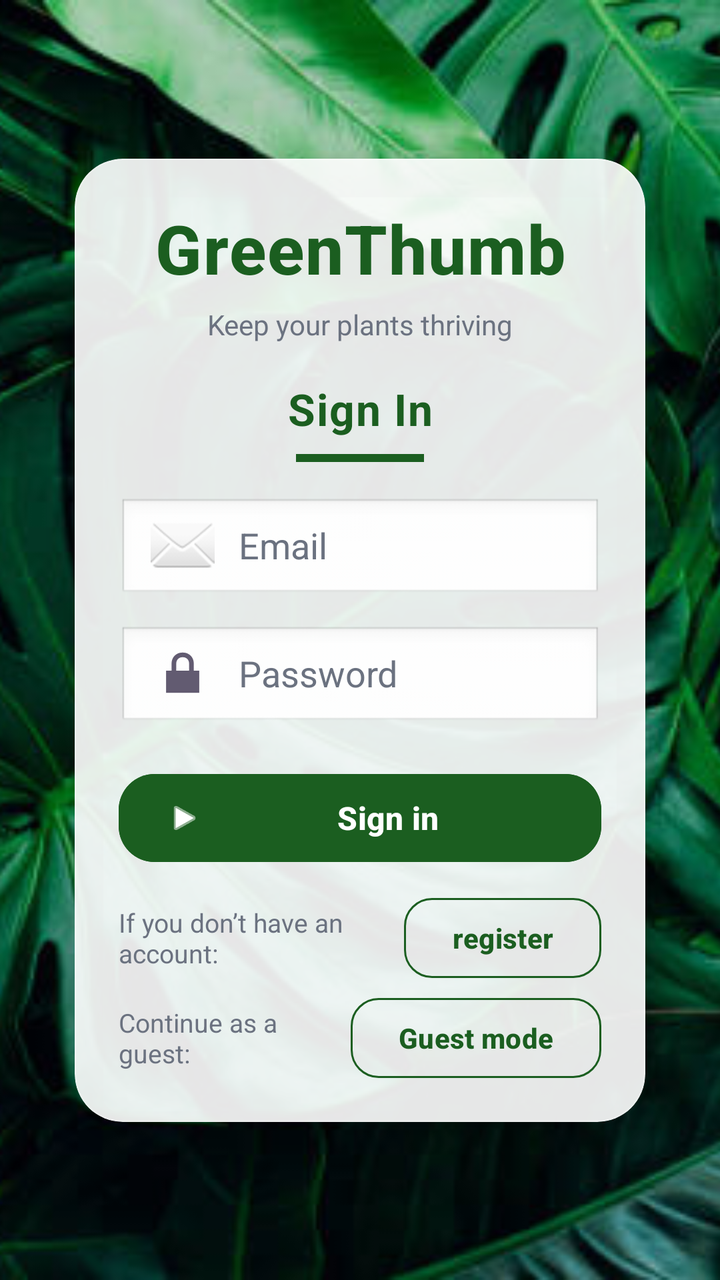
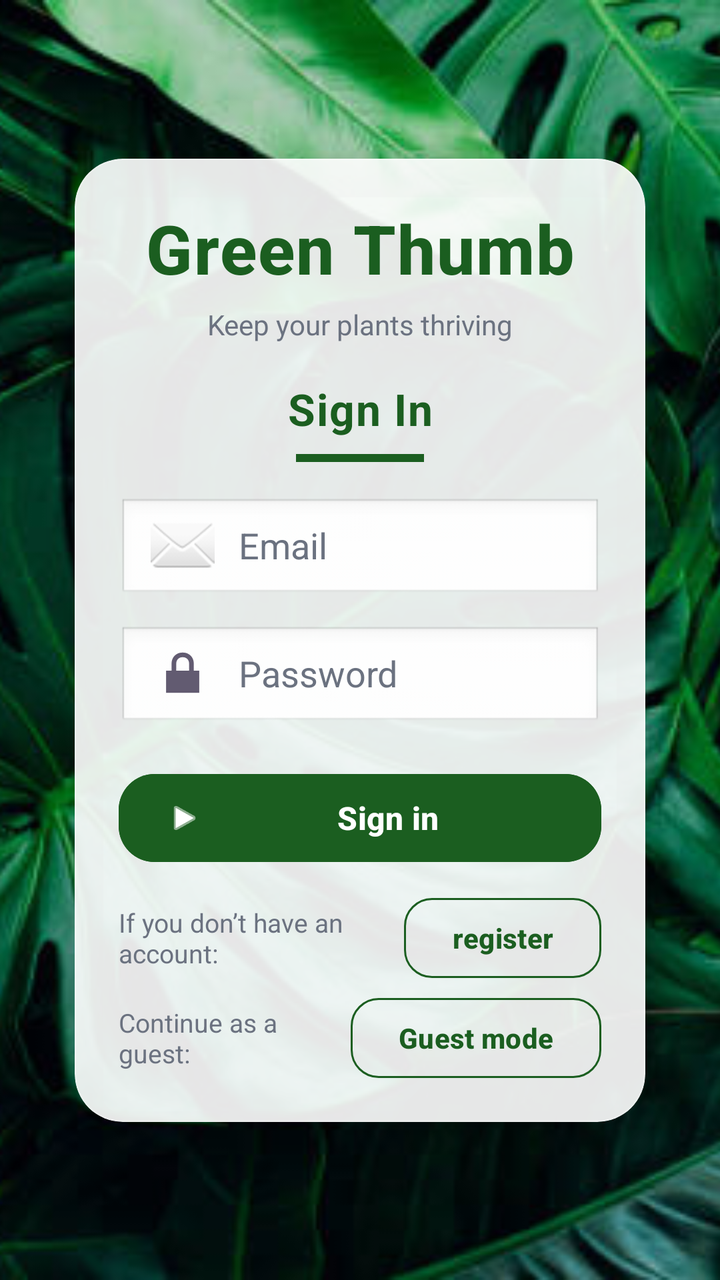

An Android layout rendered at two revisions. The XML below is the earlier revision; the diff shows what the commit changed to produce the second picture.
<!-- AndroidManifest.xml: application theme Theme.TASHTIT -->
<!-- res/layout/activity_sign_in.xml -->
<?xml version="1.0" encoding="utf-8"?>
<FrameLayout xmlns:android="http://schemas.android.com/apk/res/android"
    xmlns:app="http://schemas.android.com/apk/res-auto"
    xmlns:tools="http://schemas.android.com/tools"
    tools:context=".ACTIVITIES.SignInActivity"
    android:id="@+id/main"
    android:layout_width="match_parent"
    android:layout_height="match_parent"
    android:layoutDirection="ltr">

    
    <ImageView
        android:id="@+id/ivBackground"
        android:layout_width="match_parent"
        android:layout_height="match_parent"
        android:contentDescription="@null"
        android:scaleType="centerCrop"
        android:src="@drawable/leaves_bg" />

    
    
    <View
        android:id="@+id/bgScrim"
        android:layout_width="match_parent"
        android:layout_height="match_parent"
        android:background="#1A000000" />

    <androidx.core.widget.NestedScrollView
        android:id="@+id/scrollRoot"
        android:layout_width="match_parent"
        android:layout_height="match_parent"
        android:fillViewport="true"
        android:overScrollMode="never">

        <androidx.constraintlayout.widget.ConstraintLayout
            android:id="@+id/root"
            android:layout_width="match_parent"
            android:layout_height="wrap_content"
            android:paddingStart="20dp"
            android:paddingEnd="20dp"
            android:paddingTop="24dp"
            android:paddingBottom="24dp">

            <com.google.android.material.card.MaterialCardView
                android:id="@+id/cardSignIn"
                android:layout_width="0dp"
                android:layout_height="wrap_content"
                app:layout_constraintTop_toTopOf="parent"
                app:layout_constraintBottom_toBottomOf="parent"
                app:layout_constraintStart_toStartOf="parent"
                app:layout_constraintEnd_toEndOf="parent"
                app:cardCornerRadius="24dp"
                app:cardElevation="10dp"
                app:cardUseCompatPadding="true"
                app:cardBackgroundColor="#E6FFFFFF"
                app:strokeColor="#33FFFFFF"
                app:strokeWidth="1dp">

                <LinearLayout
                    android:layout_width="match_parent"
                    android:layout_height="wrap_content"
                    android:orientation="vertical"
                    android:padding="22dp">

                    <TextView
                        android:id="@+id/tvAppName"
                        android:layout_width="match_parent"
                        android:layout_height="wrap_content"
                        android:text="GreenThumb"
                        android:textAlignment="center"
                        android:textStyle="bold"
                        android:textSize="34sp"
                        android:letterSpacing="0.02"
                        android:fontFamily="sans-serif-medium"
                        android:textColor="#1B5E20" />

                    <TextView
                        android:id="@+id/tvTagline"
                        android:layout_width="match_parent"
                        android:layout_height="wrap_content"
                        android:layout_marginTop="6dp"
                        android:text="Keep your plants thriving"
                        android:textAlignment="center"
                        android:textSize="14sp"
                        android:textColor="#6B7280" />

                    <View
                        android:layout_width="match_parent"
                        android:layout_height="18dp" />

                    <TextView
                        android:id="@+id/tvTitle"
                        android:layout_width="match_parent"
                        android:layout_height="wrap_content"
                        android:text="Sign In"
                        android:textAlignment="center"
                        android:textStyle="bold"
                        android:textSize="22sp"
                        android:letterSpacing="0.03"
                        android:textColor="#1B5E20" />

                    <View
                        android:layout_width="64dp"
                        android:layout_height="4dp"
                        android:layout_gravity="center_horizontal"
                        android:layout_marginTop="8dp"
                        android:background="#1B5E20" />

                    <View
                        android:layout_width="match_parent"
                        android:layout_height="18dp" />

                    <EditText
                        android:id="@+id/etEmail"
                        android:layout_width="match_parent"
                        android:layout_height="52dp"
                        android:hint="Email"
                        android:inputType="textEmailAddress"
                        android:importantForAutofill="yes"
                        android:autofillHints="emailAddress"
                        android:maxLines="1"
                        android:textColor="#1F2937"
                        android:textColorHint="#6B7280"
                        android:paddingStart="16dp"
                        android:paddingEnd="16dp"
                        android:background="@android:drawable/edit_text"
                        android:drawableStart="@android:drawable/ic_dialog_email"
                        android:drawablePadding="12dp"/>

                    <View
                        android:layout_width="match_parent"
                        android:layout_height="12dp" />

                    <EditText
                        android:id="@+id/etPassword"
                        android:layout_width="match_parent"
                        android:layout_height="52dp"
                        android:hint="Password"
                        android:inputType="textPassword"
                        android:importantForAutofill="yes"
                        android:autofillHints="password"
                        android:maxLines="1"
                        android:textColor="#1F2937"
                        android:textColorHint="#6B7280"
                        android:paddingStart="16dp"
                        android:paddingEnd="16dp"
                        android:background="@android:drawable/edit_text"
                        android:drawableStart="@android:drawable/ic_lock_lock"
                        android:drawablePadding="12dp"/>



                    <View
                        android:layout_width="match_parent"
                        android:layout_height="18dp" />

                    <com.google.android.material.button.MaterialButton
                        android:id="@+id/btnSignIn"
                        android:layout_width="match_parent"
                        android:layout_height="52dp"
                        android:text="Sign in"
                        android:textStyle="bold"
                        android:textAllCaps="false"
                        android:textSize="16sp"
                        app:cornerRadius="18dp"
                        app:icon="@android:drawable/ic_media_play"
                        app:iconPadding="10dp"
                        app:iconTint="#FFFFFF"
                        android:backgroundTint="#1B5E20"
                        android:textColor="#FFFFFF"
                        android:elevation="2dp" />

                    <View
                        android:layout_width="match_parent"
                        android:layout_height="14dp" />

                    <LinearLayout
                        android:id="@+id/rowRegister"
                        android:layout_width="match_parent"
                        android:layout_height="wrap_content"
                        android:orientation="horizontal"
                        android:gravity="center_vertical">

                        <TextView
                            android:id="@+id/tvNoAccount"
                            android:layout_width="0dp"
                            android:layout_height="wrap_content"
                            android:layout_weight="1"
                            android:text="If you don’t have an account:"
                            android:textSize="13sp"
                            android:textColor="#6B7280"
                            android:textAlignment="viewStart" />

                        <com.google.android.material.button.MaterialButton
                            android:id="@+id/btnRegister"
                            style="@style/Widget.Material3.Button.OutlinedButton"
                            android:layout_width="wrap_content"
                            android:layout_height="40dp"
                            android:text="register"
                            android:textAllCaps="false"
                            android:textStyle="bold"
                            app:cornerRadius="14dp"
                            android:minWidth="0dp"
                            android:insetTop="0dp"
                            android:insetBottom="0dp"
                            android:textColor="#1B5E20"
                            app:strokeColor="#1B5E20"
                            app:strokeWidth="1dp" />

                    </LinearLayout>

                    <View
                        android:layout_width="match_parent"
                        android:layout_height="10dp" />

                    <LinearLayout
                        android:id="@+id/rowGuest"
                        android:layout_width="match_parent"
                        android:layout_height="wrap_content"
                        android:orientation="horizontal"
                        android:gravity="center_vertical">

                        <TextView
                            android:id="@+id/tvGuestLabel"
                            android:layout_width="0dp"
                            android:layout_height="wrap_content"
                            android:layout_weight="1"
                            android:text="Continue as a guest:"
                            android:textSize="13sp"
                            android:textColor="#6B7280"
                            android:textAlignment="viewStart" />

                        <com.google.android.material.button.MaterialButton
                            android:id="@+id/btnGuestMode"
                            style="@style/Widget.Material3.Button.OutlinedButton"
                            android:layout_width="wrap_content"
                            android:layout_height="40dp"
                            android:text="Guest mode"
                            android:textAllCaps="false"
                            android:textStyle="bold"
                            app:cornerRadius="14dp"
                            android:minWidth="0dp"
                            android:insetTop="0dp"
                            android:insetBottom="0dp"
                            android:textColor="#1B5E20"
                            app:strokeColor="#1B5E20"
                            app:strokeWidth="1dp" />
                    </LinearLayout>

                </LinearLayout>
            </com.google.android.material.card.MaterialCardView>

        </androidx.constraintlayout.widget.ConstraintLayout>
    </androidx.core.widget.NestedScrollView>

</FrameLayout>
<!-- resources referenced by this layout -->
<resources>
  <!-- drawable leaves_bg: png bitmap (drawable, 557002 bytes) -->
  <style name="Theme.TASHTIT" parent="Base.Theme.TASHTIT" />
  <style name="Base.Theme.TASHTIT" parent="Theme.Material3.DayNight.NoActionBar">
          
          
  
          
          <item name="android:windowIsTranslucent">true</item>
  
      </style>
</resources>

<!-- the commit's change to res/layout/activity_sign_in.xml (unified diff, before → after) -->
@@ -66,13 +66,13 @@
                         android:id="@+id/tvAppName"
                         android:layout_width="match_parent"
                         android:layout_height="wrap_content"
-                        android:text="GreenThumb"
+                        android:fontFamily="sans-serif-medium"
+                        android:letterSpacing="0.02"
+                        android:text="Green Thumb"
                         android:textAlignment="center"
-                        android:textStyle="bold"
+                        android:textColor="#1B5E20"
                         android:textSize="34sp"
-                        android:letterSpacing="0.02"
-                        android:fontFamily="sans-serif-medium"
-                        android:textColor="#1B5E20" />
+                        android:textStyle="bold" />
 
                     <TextView
                         android:id="@+id/tvTagline"
